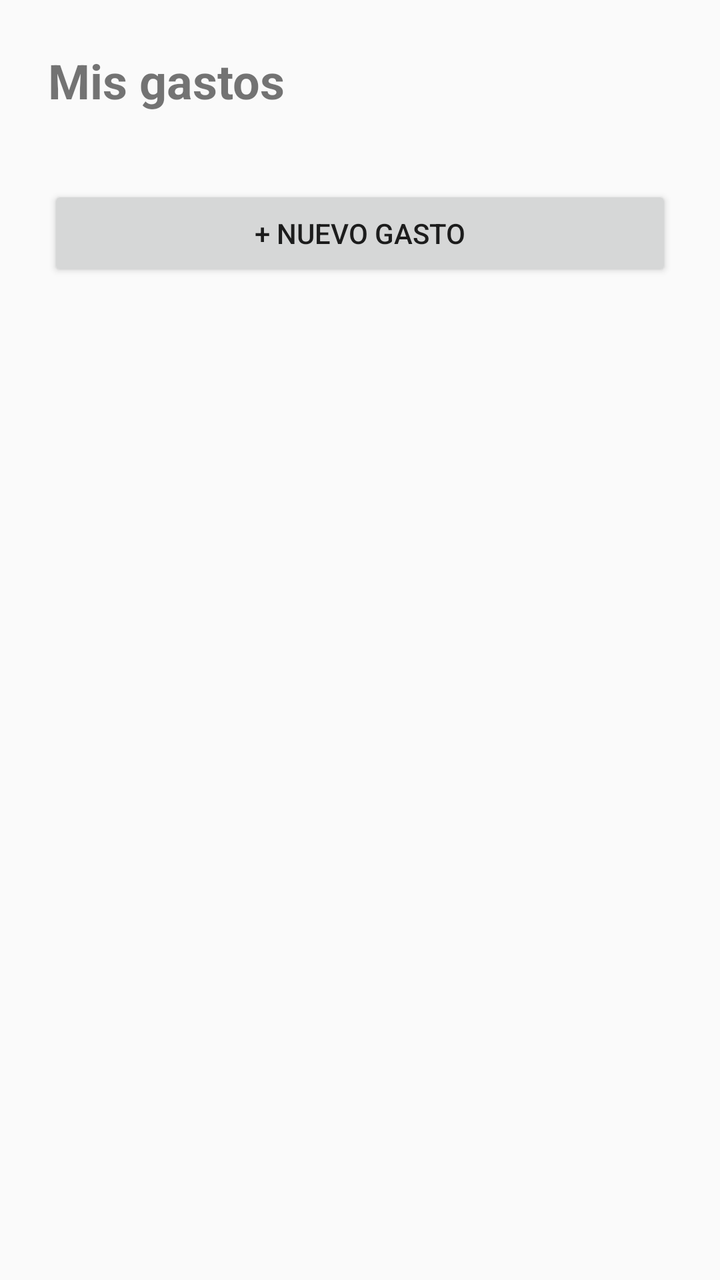
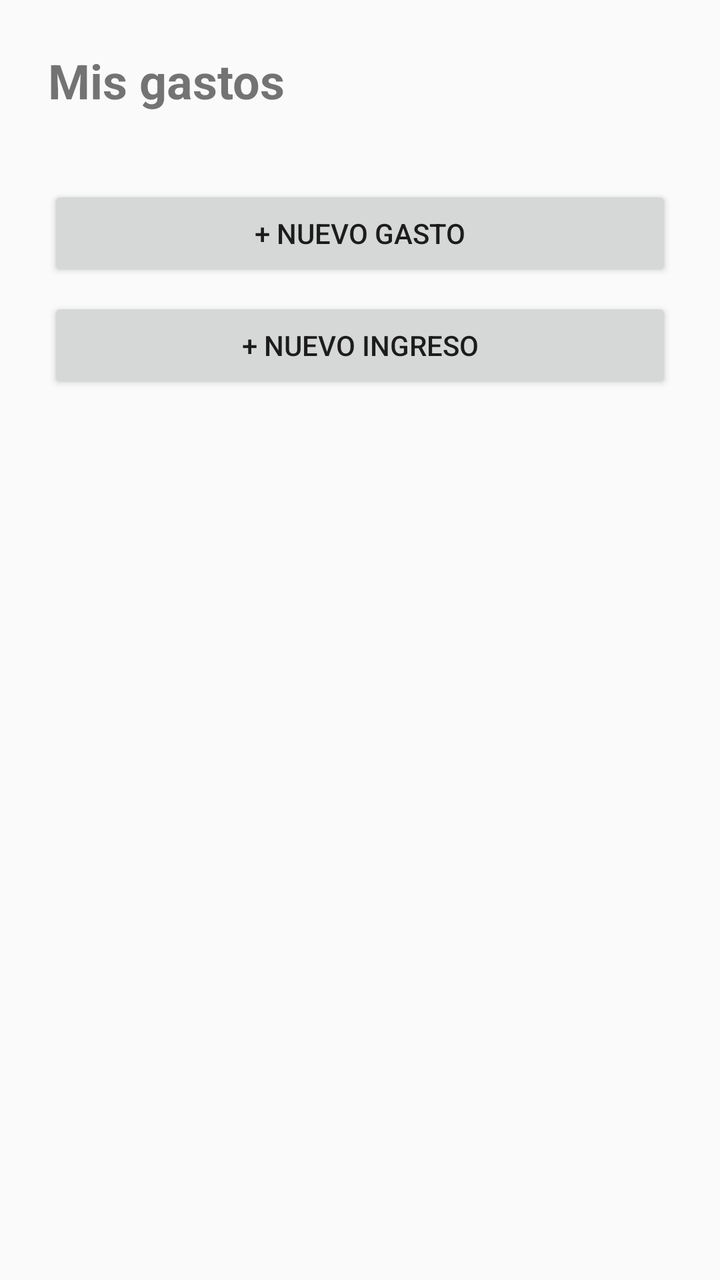

Compare the two renders of this Android layout. The source of the first and the diff that turns it into the second are given below.
<!-- AndroidManifest.xml: activity theme Theme.ControlGastos -->
<!-- res/layout/activity_main.xml -->
<?xml version="1.0" encoding="utf-8"?>
<LinearLayout xmlns:android="http://schemas.android.com/apk/res/android"
    android:id="@+id/main"
    android:layout_width="match_parent"
    android:layout_height="match_parent"
    android:orientation="vertical"
    android:padding="24dp">

    <TextView
        android:layout_width="match_parent"
        android:layout_height="wrap_content"
        android:text="Mis gastos"
        android:textSize="24sp"
        android:textStyle="bold" />

    <TextView
        android:id="@+id/tvResumen"
        android:layout_width="match_parent"
        android:layout_height="wrap_content"
        android:layout_marginTop="4dp"
        android:textSize="18sp" />

    <Button
        android:id="@+id/btnNuevo"
        android:layout_width="match_parent"
        android:layout_height="wrap_content"
        android:layout_marginTop="8dp"
        android:text="+ Nuevo gasto" />

    
    <androidx.recyclerview.widget.RecyclerView
        android:id="@+id/rvGastos"
        android:layout_width="match_parent"
        android:layout_height="0dp"
        android:layout_marginTop="8dp"
        android:layout_weight="1" />
</LinearLayout>
<!-- resources referenced by this layout -->
<resources>
  <style name="Theme.ControlGastos" parent="Theme.AppCompat.DayNight.NoActionBar" />
</resources>

<!-- the commit's change to res/layout/activity_main.xml (unified diff, before → after) -->
@@ -27,6 +27,13 @@
         android:layout_marginTop="8dp"
         android:text="+ Nuevo gasto" />
 
+    <Button
+        android:id="@+id/btnNuevoIngreso"
+        android:layout_width="match_parent"
+        android:layout_height="wrap_content"
+        android:layout_marginTop="8dp"
+        android:text="+ Nuevo ingreso" />
+
     
     <androidx.recyclerview.widget.RecyclerView
         android:id="@+id/rvGastos"
